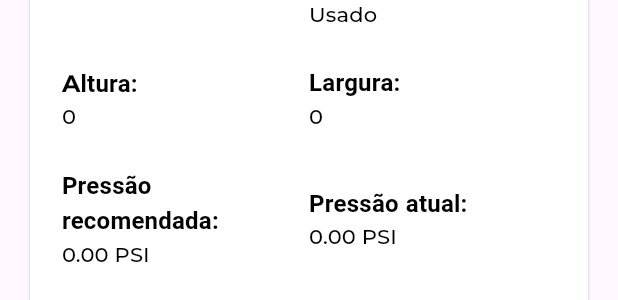
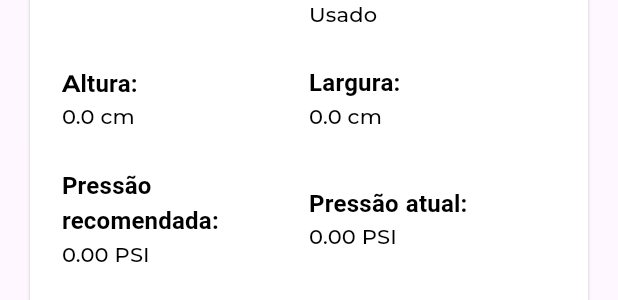
Before and after one commit to JacoRochadev/prologApp, a Flutter app: the CardDetailsWidget widget shown alone on an empty page, opened directly with empty values, on a phone screen of 412 x 824 dp. Shown: the part 187-487 px from the top of the screen. Run offline on Flutter 3.47's test engine with Material 3 defaults, Android fonts, the phone set to English and light mode, and no system bars; our stand-ins replace dartz, dio, equatable, flutter_mobx, flutter_modular, google_fonts and 1 more; generated files the repository leaves out were written again; network calls fail; Roboto replaces fonts that are missing (Prompt).

Commit message:
carde item list ok

```diff
--- a/lib/features/tire/presentation/widgets/card_details_widget.dart
+++ b/lib/features/tire/presentation/widgets/card_details_widget.dart
@@ -38,8 +38,8 @@ class CardDetailsWidget extends StatelessWidget {
               CardItemWidget(
                 label1: 'Altura:',
                 label2: 'Largura:',
-                value1: tireDetails.tireSizeHeight.toString(),
-                value2: tireDetails.tireSizeWidth.toString(),
+                value1: '${tireDetails.tireSizeHeight.toStringAsFixed(1)} cm',
+                value2: '${tireDetails.tireSizeWidth.toStringAsFixed(1)} cm',
               ),
               CardItemWidget(
                 label1: 'Pressão recomendada:',
```
Also changed, not shown: 1 other file.
